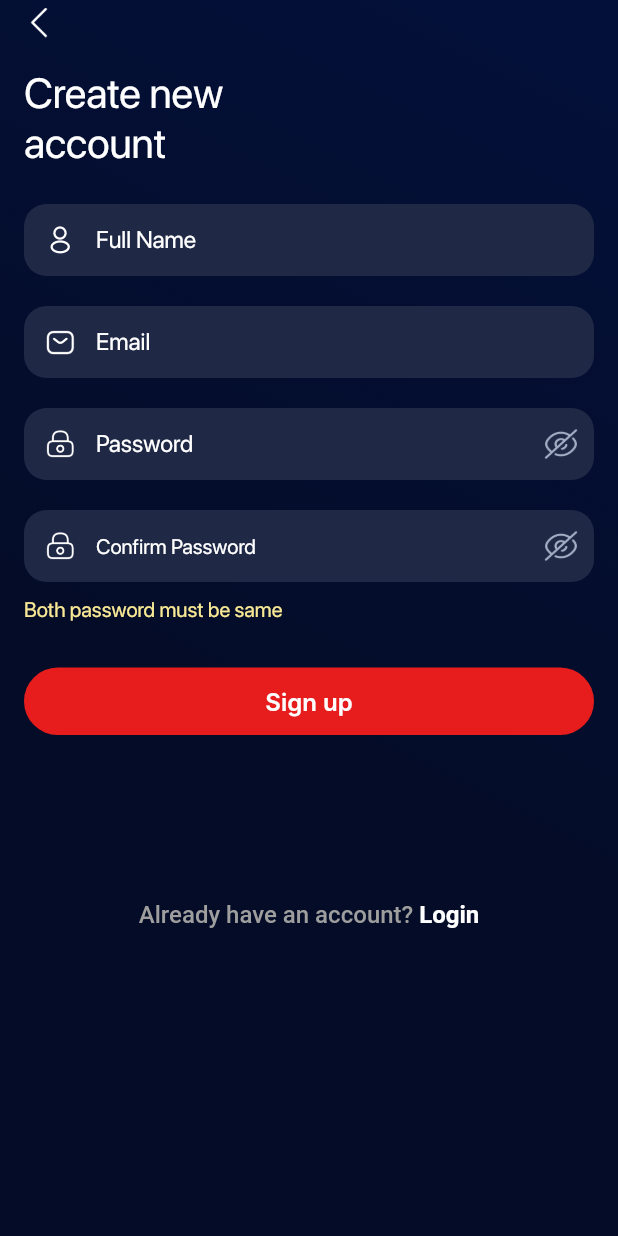
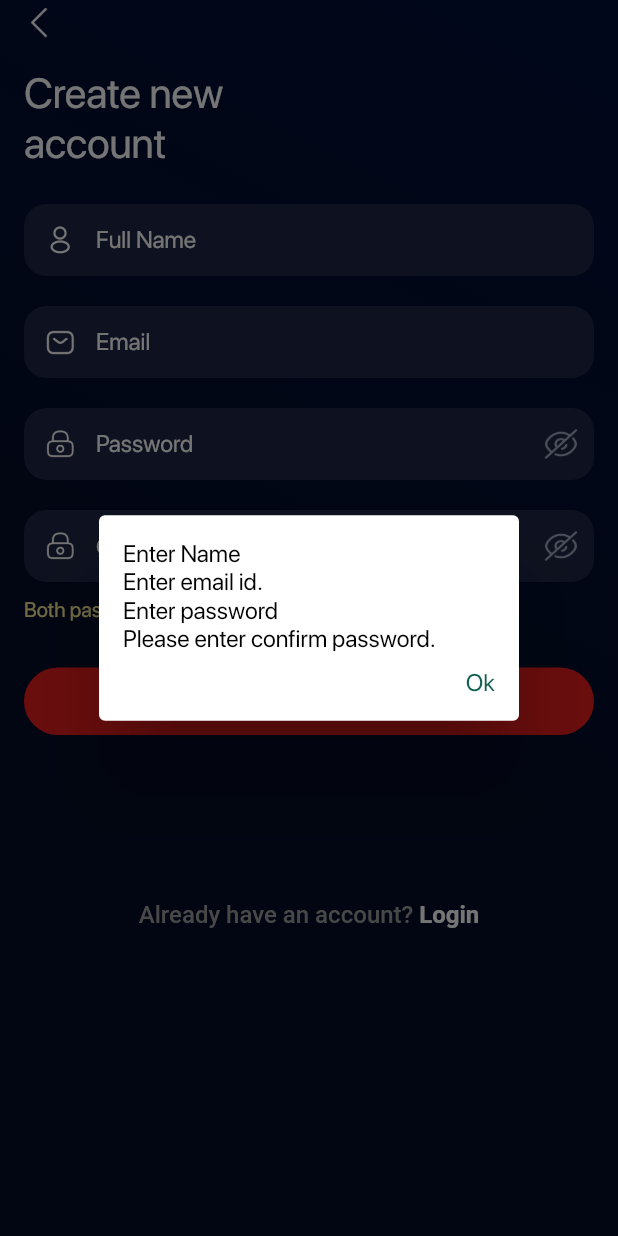
Before and after one commit to RishabhDev2203/flutter-movieapp, a Flutter app: the CreateNewAccountScreen screen opened directly, after a tap on "Sign up", on a phone screen of 412 x 824 dp. Run offline on Flutter 3.47's test engine with Material 2 defaults, Android fonts, the phone set to English and light mode, and no system bars; drawn by our look-alikes of loader_overlay; our stand-ins replace cached_network_image, carousel_slider, device_info, dio, equatable, flutter_bloc and 6 more; missing offline and left inert: amazon_cognito_identity_dart_2; accounts and stored records are empty; generated files the repository leaves out were written again; Roboto replaces fonts that are missing (Inter); project files that could hold a hidden picture were left out.

Commit message:
some modification

```diff
--- a/lib/ui/auth/create_new_account.dart
+++ b/lib/ui/auth/create_new_account.dart
@@ -1,6 +1,7 @@
 import 'package:flutter/gestures.dart';
 import 'package:flutter/material.dart';
 import 'package:flutter_firebase_ott/ui/auth/sign_in_page.dart';
+import 'package:flutter_firebase_ott/ui/home/home_page.dart';
 
 import '../../util/app_colors.dart';
 import '../../util/component/back_button.dart';
@@ -76,6 +77,9 @@ class _CreateNewAccountScreenState extends State<CreateNewAccountScreen> {
                             fontSize: Dimensions.textSizeMedium,
                             fontWeight: FontWeight.w400,
                           ),
+                          onChanged: (text) {
+                            name = text;
+                          },
                         )),
                     const SizedBox(
                       height: 20,
@@ -85,7 +89,6 @@ class _CreateNewAccountScreenState extends State<CreateNewAccountScreen> {
                         child: TextField(
                           keyboardType: TextInputType.emailAddress,
                           textAlignVertical: TextAlignVertical.center,
-                          textCapitalization: TextCapitalization.words,
                           decoration: InputDecoration(
                             hintText: Strings.email,
                             prefixIcon: IconButton(
@@ -108,6 +111,9 @@ class _CreateNewAccountScreenState extends State<CreateNewAccountScreen> {
                             fontSize: Dimensions.textSizeMedium,
                             fontWeight: FontWeight.w400,
                           ),
+                          onChanged: (text) {
+                            email = text;
+                          },
                         )),
                     const SizedBox(
                       height: 20,
@@ -116,7 +122,6 @@ class _CreateNewAccountScreenState extends State<CreateNewAccountScreen> {
                         padding: const EdgeInsets.only(right: 10),
                         child: TextField(
                           textAlignVertical: TextAlignVertical.center,
-                          textCapitalization: TextCapitalization.words,
                           decoration: InputDecoration(
                             hintText: Strings.password,
                             prefixIcon: IconButton(
@@ -151,6 +156,9 @@ class _CreateNewAccountScreenState extends State<CreateNewAccountScreen> {
                             fontSize: Dimensions.textSizeMedium,
                             fontWeight: FontWeight.w400,
                           ),
+                          onChanged: (text) {
+                            password = text;
+                          },
                         )),
                     const SizedBox(
                       height: 20,
@@ -159,7 +167,6 @@ class _CreateNewAccountScreenState extends State<CreateNewAccountScreen> {
                         padding: const EdgeInsets.only(right: 10),
                         child: TextField(
                           textAlignVertical: TextAlignVertical.center,
-                          textCapitalization: TextCapitalization.words,
                           decoration: InputDecoration(
                             hintText: Strings.confirmPassword,
                             prefixIcon: IconButton(
@@ -193,6 +200,9 @@ class _CreateNewAccountScreenState extends State<CreateNewAccountScreen> {
                             fontSize: Dimensions.textSizeMedium,
                             fontWeight: FontWeight.w400,
                           ),
+                          onChanged: (text) {
+                            confirmPassword = text;
+                          },
                         )),
                     const SizedBox(
                       height: 10,
@@ -210,11 +220,14 @@ class _CreateNewAccountScreenState extends State<CreateNewAccountScreen> {
                     ButtonFill(
                         text: Strings.signUp,
                         onPressed: () {
-                          // Navigator.push(
-                          //     context,
-                          //     MaterialPageRoute(
-                          //       builder: (context) => const RecoverPasswordScreen(),
-                          //     ));
+                          if(validate())
+                          {
+                            Navigator.push(
+                                context,
+                                MaterialPageRoute(
+                                  builder: (context) => const HomePage(),
+                                ));
+                          }
                         }),
                     const SizedBox(height: 110),
                     Center(
@@ -281,7 +294,7 @@ class _CreateNewAccountScreenState extends State<CreateNewAccountScreen> {
     }
     if (password != confirmPassword) {
       valid = false;
-      messages.add("New password and confirm password not match.");
+      messages.add("Password and confirm password not match.");
     }
     if (!valid) {
       var msg = "";
--- a/lib/ui/auth/recover_password.dart
+++ b/lib/ui/auth/recover_password.dart
@@ -47,7 +47,6 @@ class _RecoverPasswordScreenState extends State<RecoverPasswordScreen> {
                         padding: const EdgeInsets.only(right: 10),
                         child: TextField(
                           textAlignVertical: TextAlignVertical.center,
-                          textCapitalization: TextCapitalization.words,
                           decoration: InputDecoration(
                             hintText: Strings.email,
                             prefixIcon: IconButton(
```
Also changed, not shown: lib/ui/auth/create_new_password.dart (+14 -11 lines), lib/ui/auth/sign_in_page.dart (+21 -6 lines).
